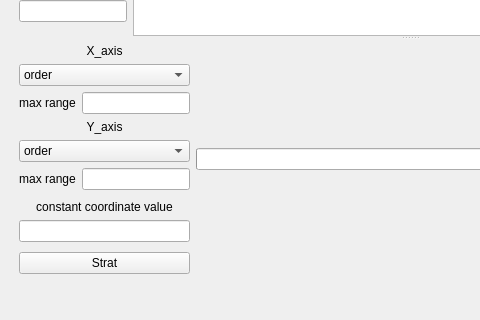
Old version of the form gui.ui in the repository AyaAhmed01/interpolation-and-curve-fitting; both pictures show x 0 to 480 and y 261 to 581 of the 820 by 581 pixel window.
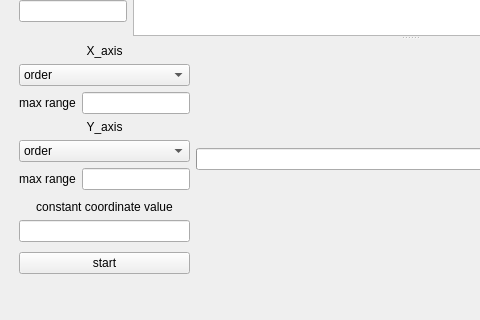
New version of the form. Custom widgets are drawn as their Qt base class.

Commit message: Fix start button title

What changed in the file:
```diff
--- a/gui.ui
+++ b/gui.ui
@@ -409,7 +409,7 @@
            <item>
             <widget class="QPushButton" name="start_button">
              <property name="text">
-              <string notr="true">Strat</string>
+              <string notr="true">start</string>
              </property>
              <property name="checked">
               <bool>false</bool>
```
The commit also changes 1 other file.
